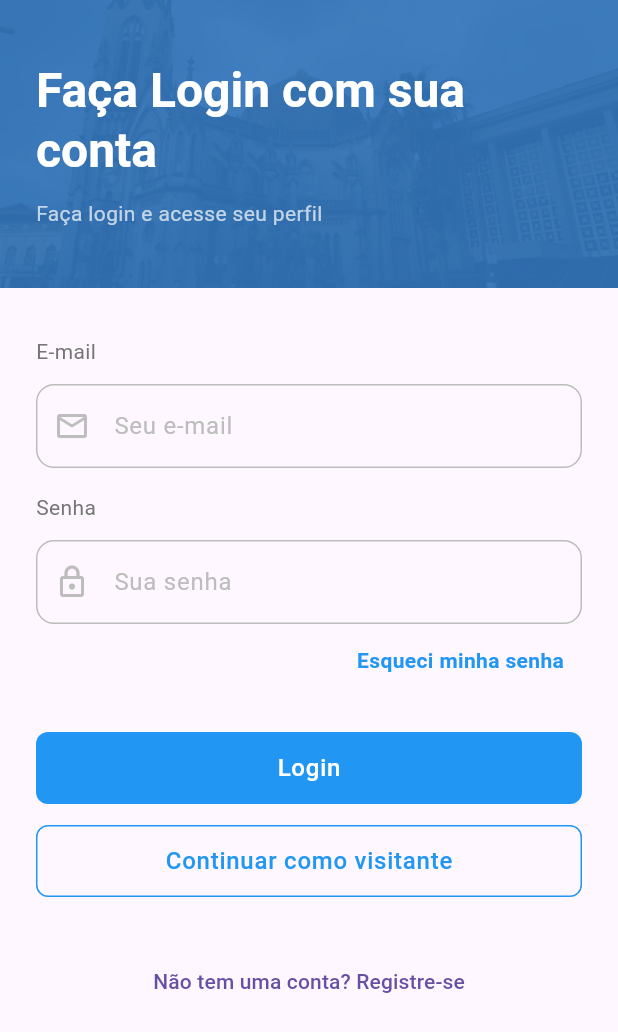
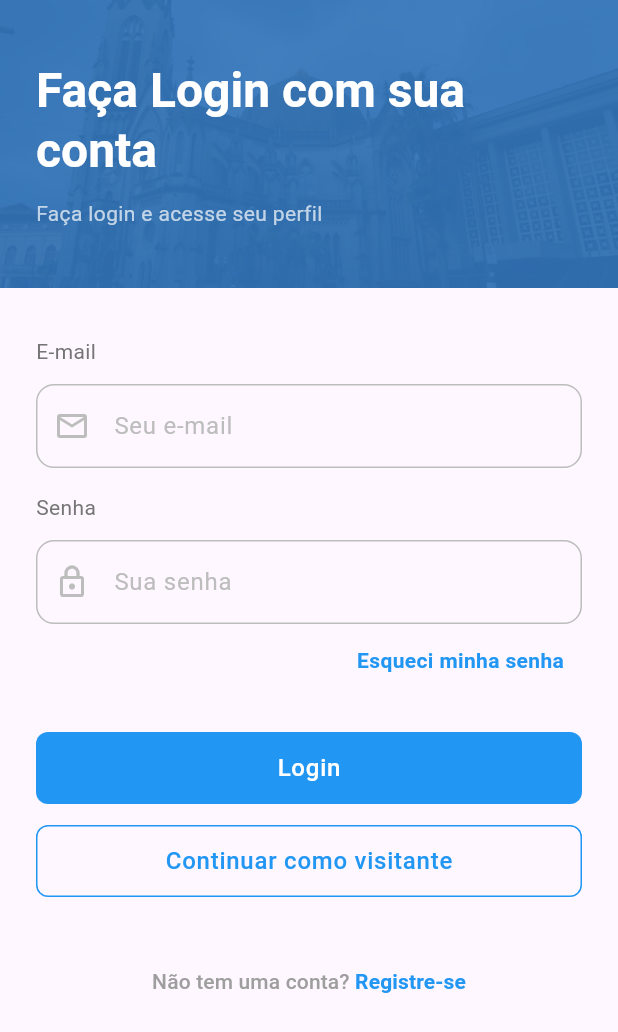
Before and after one commit to Diocese-Santos/Diocese-App, a Flutter app: the screen it shows after launch, on a phone screen of 412 x 824 dp. Shown: the top 1032 px of the screen. Run offline on Flutter 3.47's test engine with Material 3 defaults, Android fonts, the phone set to English and light mode, and no system bars; our stand-ins replace gap; Roboto replaces fonts that are missing (Montserrat).

Commit message:
feat(login): style signup text button

```diff
--- a/lib/ui/pages/login_page.dart
+++ b/lib/ui/pages/login_page.dart
@@ -113,8 +113,22 @@ class LoginPage extends StatelessWidget {
             ),
             TextButton(
               onPressed: presenter.navigateToSignUp,
-              child: Text('Não tem uma conta? Registre-se'),
-            ),
+              child: Text.rich(
+                TextSpan(
+                  text: "Não tem uma conta? ",
+                  style: TextStyle(color: Colors.grey.shade500),
+                  children: [
+                    TextSpan(
+                      text: "Registre-se",
+                      style: const TextStyle(
+                        color: Colors.blue,
+                        fontWeight: FontWeight.bold,
+                      ),
+                    ),
+                  ],
+                ),
+              ),
+            )
           ],
         ),
       ),
```
